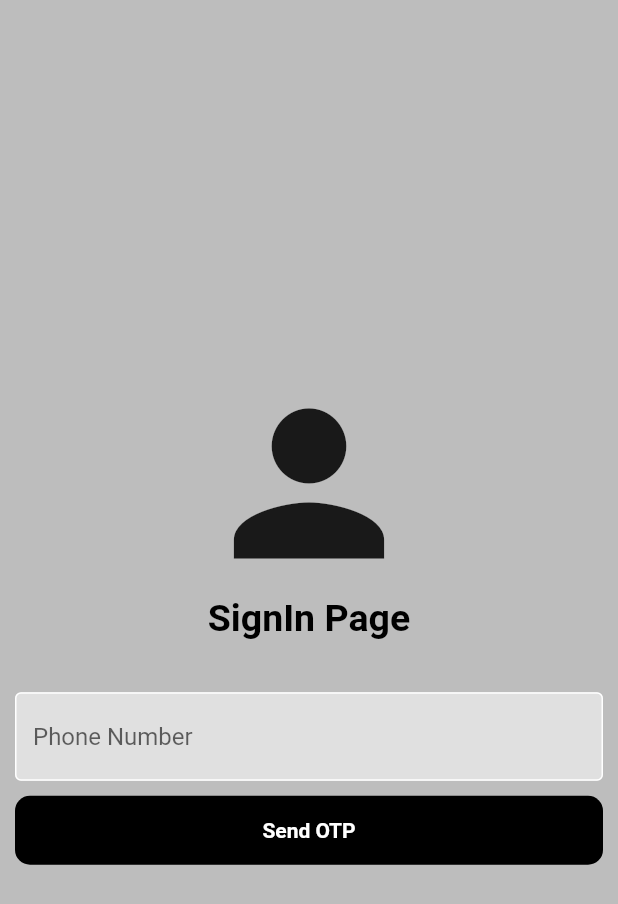
After one commit to PiyushM109/Flutter_firebase, a Flutter app: the screen it shows after launch, after a tap on "Verify using phone number", on a phone screen of 412 x 824 dp. The commit adds this screen. Shown: the top 904 px of the screen. Run offline on Flutter 3.47's test engine with Material 2 defaults, Android fonts, the phone set to English and light mode, and no system bars; our stand-ins replace firebase_auth, firebase_core; missing offline and left inert: dart:html; accounts and stored records are empty.

Commit message:
Authentication Using Phone number

```diff
--- a/lib/screens/emai_auth/login_screen.dart
+++ b/lib/screens/emai_auth/login_screen.dart
@@ -4,6 +4,7 @@ import 'package:flutter/material.dart';
 import 'package:flutter_firebase/screens/components/textfield.dart';
 import 'package:flutter_firebase/screens/emai_auth/signup_screen.dart';
 import 'package:flutter_firebase/screens/home_screen.dart';
+import 'package:flutter_firebase/screens/phone_auth/signin_with_phone.dart';
 
 class LoginScreen extends StatefulWidget {
   LoginScreen({super.key});
@@ -35,10 +36,9 @@ class _LoginScreenState extends State<LoginScreen> {
           password: password,
         );
         if (userCredential.user != null) {
+          Navigator.popUntil(context, (route) => route.isFirst);
 
-          Navigator.pop(context,(route)=> route.isFirst);
-
-          Navigator.push(
+          Navigator.pushReplacement(
               context, CupertinoPageRoute(builder: (context) => HomeScreen()));
         }
       } on FirebaseAuthException catch (e) {
@@ -133,7 +133,9 @@ class _LoginScreenState extends State<LoginScreen> {
                 GestureDetector(
                   onTap: () {
                     Navigator.push(
-              context, CupertinoPageRoute(builder: (context) => SignupScreen()));
+                        context,
+                        CupertinoPageRoute(
+                            builder: (context) => SignupScreen()));
                   },
                   child: const Text(
                     "Create an Account",
@@ -145,6 +147,22 @@ class _LoginScreenState extends State<LoginScreen> {
                 )
               ],
             ),
+            const SizedBox(
+              height: 20,
+            ),
+            GestureDetector(
+              onTap: () {
+                Navigator.push(context,
+                    CupertinoPageRoute(builder: (context) => const SignInWithPhone()));
+              },
+              child: const Text(
+                "Verify using phone number",
+                style: TextStyle(
+                  color: Colors.blue,
+                  fontWeight: FontWeight.bold,
+                ),
+              ),
+            )
           ],
         ),
       ),
--- /dev/null
+++ b/lib/screens/phone_auth/signin_with_phone.dart
@@ -0,0 +1,111 @@
+import 'dart:html';
+
+import 'package:firebase_auth/firebase_auth.dart';
+import 'package:flutter/cupertino.dart';
+import 'package:flutter/material.dart';
+import 'package:flutter_firebase/screens/components/textfield.dart';
+import 'package:flutter_firebase/screens/phone_auth/verify_otp.dart';
+
+class SignInWithPhone extends StatefulWidget {
+  const SignInWithPhone({super.key});
+
+  @override
+  State<SignInWithPhone> createState() => _SignInWithPhoneState();
+}
+
+class _SignInWithPhoneState extends State<SignInWithPhone> {
+  TextEditingController phoneTextController = TextEditingController();
+
+  void sendOTP() async {
+    String phone = "+91${phoneTextController.text.trim()}";
+    await FirebaseAuth.instance.verifyPhoneNumber(
+      phoneNumber: phone,
+      codeSent: ((verificationId, forceResendingToken) {
+        Navigator.push(
+          context,
+          CupertinoPageRoute(
+            builder: (context) => VerifyOTPScreen(verificationId:verificationId),
+          ),
+        );
+      }),
+      verificationCompleted: (credential) {},
+      verificationFailed: (ex) {
+        ScaffoldMessenger.of(context).showSnackBar(
+          const SnackBar(
+            backgroundColor: Colors.red,
+            content: Text("Some error with verification"),
+          ),
+        );
+      },
+      codeAutoRetrievalTimeout: (verificationId) {},
+      timeout: Duration(seconds: 60),
+    );
+  }
+
+  @override
+  Widget build(BuildContext context) {
+    return Scaffold(
+        backgroundColor: Colors.grey[400],
+        body: Center(
+          child: Column(
+            mainAxisAlignment: MainAxisAlignment.center,
+            children: [
+              const Icon(
+                Icons.person,
+                size: 150,
+              ),
+              const Text(
+                "SignIn Page",
+                style: TextStyle(
+                  fontSize: 25,
+                  fontWeight: FontWeight.bold,
+                  color: Colors.black,
+                ),
+              ),
+              const SizedBox(
+                height: 25,
+              ),
+              Padding(
+                padding: const EdgeInsets.all(10.0),
+                child: MyTextField(
+                  hintText: "Phone Number",
+                  obscure: false,
+                  textController: phoneTextController,
+                ),
+              ),
+              Row(
+                children: [
+                  Expanded(
+                    child: GestureDetector(
+                      onTap: () {
+                        sendOTP();
+                      },
+                      child: Container(
+                        margin: const EdgeInsets.only(
+                          left: 10,
+                          right: 10,
+                        ),
+                        padding: const EdgeInsets.all(15),
+                        decoration: BoxDecoration(
+                          color: Colors.black,
+                          borderRadius: BorderRadius.circular(10),
+                        ),
+                        child: const Center(
+                          child: Text(
+                            'Send OTP',
+                            style: TextStyle(
+                              color: Colors.white,
+                              fontWeight: FontWeight.bold,
+                            ),
+                          ),
+                        ),
+                      ),
+                    ),
+                  ),
+                ],
+              ),
+            ],
+          ),
+        ));
+  }
+}
```
Also changed, not shown: lib/screens/phone_auth/verify_otp.dart (added, +90 -0 lines).
